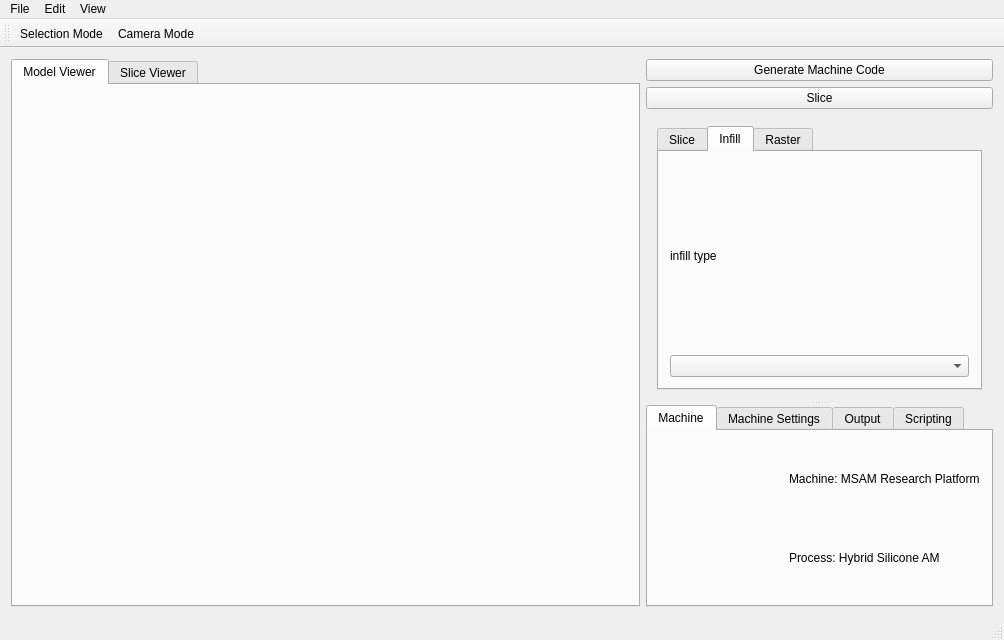
Above: src/GUI/Versa3dMainWindow.ui from Multi-Scale-Additive-Manufacturing-Lab/Versa3dPython before the change. Below: the same form after it.
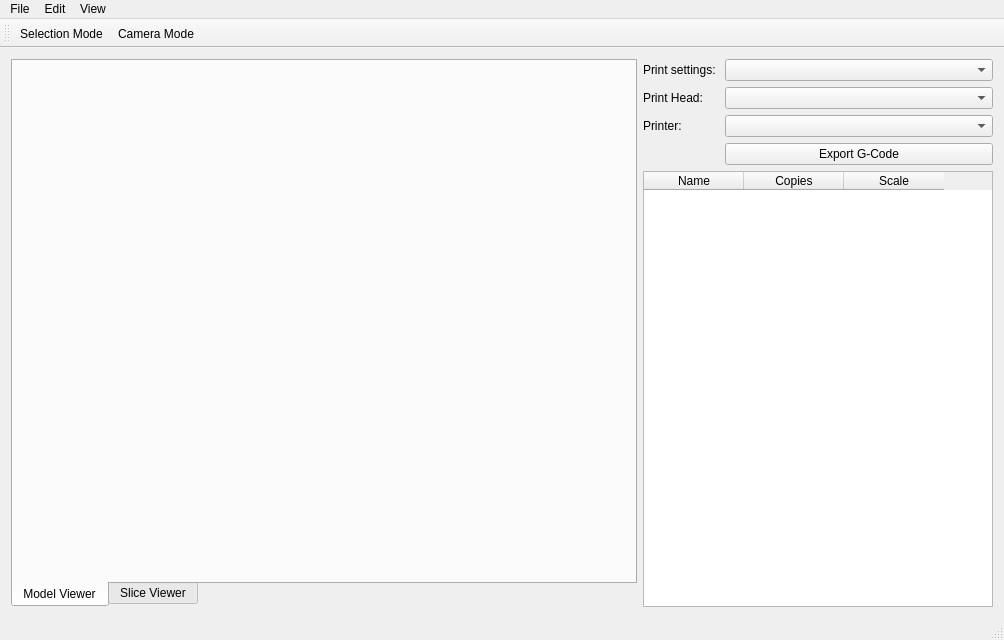
That is the form after the change. Custom widgets are drawn as their Qt base class.

Commit message: changed UI to look like slic3r

What changed in the file:
```diff
--- a/src/GUI/Versa3dMainWindow.ui
+++ b/src/GUI/Versa3dMainWindow.ui
@@ -31,6 +31,9 @@
      <layout class="QHBoxLayout" name="main_horizontal_layout">
       <item>
        <widget class="QTabWidget" name="ViewerTab">
+        <property name="tabPosition">
+         <enum>QTabWidget::South</enum>
+        </property>
         <property name="currentIndex">
          <number>0</number>
         </property>
@@ -133,127 +136,66 @@
       <item>
        <layout class="QVBoxLayout" name="right_side_vertical_layout">
         <item>
-         <widget class="QPushButton" name="GenerateMachineCodeButton">
-          <property name="text">
-           <string>Generate Machine Code</string>
-          </property>
-         </widget>
+         <layout class="QFormLayout" name="formLayout">
+          <item row="1" column="0">
+           <widget class="QLabel" name="PrintSettingLabel">
+            <property name="text">
+             <string>Print settings: </string>
+            </property>
+           </widget>
+          </item>
+          <item row="1" column="1">
+           <widget class="QComboBox" name="PrintSettingComboBox"/>
+          </item>
+          <item row="2" column="0">
+           <widget class="QLabel" name="PrintHeadLabel">
+            <property name="text">
+             <string>Print Head:</string>
+            </property>
+           </widget>
+          </item>
+          <item row="2" column="1">
+           <widget class="QComboBox" name="PrintHeadComboBox"/>
+          </item>
+          <item row="3" column="0">
+           <widget class="QLabel" name="PrinterLabel">
+            <property name="text">
+             <string>Printer:</string>
+            </property>
+           </widget>
+          </item>
+          <item row="3" column="1">
+           <widget class="QComboBox" name="PrinterComboBox"/>
+          </item>
+          <item row="4" column="1">
+           <widget class="QPushButton" name="ExportGCodeButton">
+            <property name="text">
+             <string>Export G-Code</string>
+            </property>
+           </widget>
+          </item>
+         </layout>
         </item>
         <item>
-         <widget class="QPushButton" name="SliceButton">
-          <property name="text">
-           <string>Slice</string>
+         <widget class="QTableWidget" name="TableSTL">
+          <property name="columnCount">
+           <number>3</number>
           </property>
-         </widget>
-        </item>
-        <item>
-         <widget class="QSplitter" name="splitter_right_side">
-          <property name="orientation">
-           <enum>Qt::Vertical</enum>
-          </property>
-          <widget class="QWidget" name="layoutWidget">
-           <layout class="QHBoxLayout" name="layout_split_right_tab">
-            <item>
-             <widget class="QTabWidget" name="tabWidget">
-              <property name="minimumSize">
-               <size>
-                <width>325</width>
-                <height>100</height>
-               </size>
-              </property>
-              <property name="layoutDirection">
-               <enum>Qt::LeftToRight</enum>
-              </property>
-              <property name="currentIndex">
-               <number>1</number>
-              </property>
-              <widget class="QWidget" name="slice_tab">
-               <attribute name="title">
-                <string>Slice</string>
-               </attribute>
-               <layout class="QHBoxLayout" name="horizontalLayout_4"/>
-              </widget>
-              <widget class="QWidget" name="infill_tab">
-               <attribute name="title">
-                <string>Infill</string>
-               </attribute>
-               <layout class="QVBoxLayout" name="verticalLayout">
-                <item>
-                 <widget class="QLabel" name="inFilltype_label">
-                  <property name="text">
-                   <string>infill type</string>
-                  </property>
-                 </widget>
-                </item>
-                <item>
-                 <widget class="QComboBox" name="inFillComboBox"/>
-                </item>
-               </layout>
-              </widget>
-              <widget class="QWidget" name="raster_tab">
-               <attribute name="title">
-                <string>Raster</string>
-               </attribute>
-              </widget>
-             </widget>
-            </item>
-           </layout>
-          </widget>
-          <widget class="QTabWidget" name="optionTabs">
-           <property name="tabShape">
-            <enum>QTabWidget::Rounded</enum>
+          <column>
+           <property name="text">
+            <string>Name</string>
            </property>
-           <property name="currentIndex">
-            <number>0</number>
+          </column>
+          <column>
+           <property name="text">
+            <string>Copies</string>
            </property>
-           <widget class="QWidget" name="machine_tab">
-            <attribute name="title">
-             <string>Machine</string>
-            </attribute>
-            <layout class="QHBoxLayout" name="horizontalLayout">
-             <item>
-              <widget class="QLabel" name="systemImage">
-               <property name="text">
-                <string/>
-               </property>
-              </widget>
-             </item>
-             <item>
-              <layout class="QVBoxLayout" name="verticalLayout_4">
-               <item>
-                <widget class="QLabel" name="machineLabel">
-                 <property name="text">
-                  <string>Machine: MSAM Research Platform</string>
-                 </property>
-                </widget>
-               </item>
-               <item>
-                <widget class="QLabel" name="processLabel">
-                 <property name="text">
-                  <string>Process: Hybrid Silicone AM </string>
-                 </property>
-                </widget>
-               </item>
-              </layout>
-             </item>
-            </layout>
-           </widget>
-           <widget class="QWidget" name="machines_settingstab">
-            <attribute name="title">
-             <string>Machine Settings</string>
-            </attribute>
-           </widget>
-           <widget class="QWidget" name="output_tab">
-            <attribute name="title">
-             <string>Output</string>
-            </attribute>
-           </widget>
-           <widget class="QWidget" name="scripting_tab">
-            <attribute name="title">
-             <string>Scripting</string>
-            </attribute>
-           </widget>
-          </widget>
+          </column>
+          <column>
+           <property name="text">
+            <string>Scale</string>
+           </property>
+          </column>
          </widget>
         </item>
        </layout>
```
Left out of the diff: 9 changed lines with no effect on the pictures.
